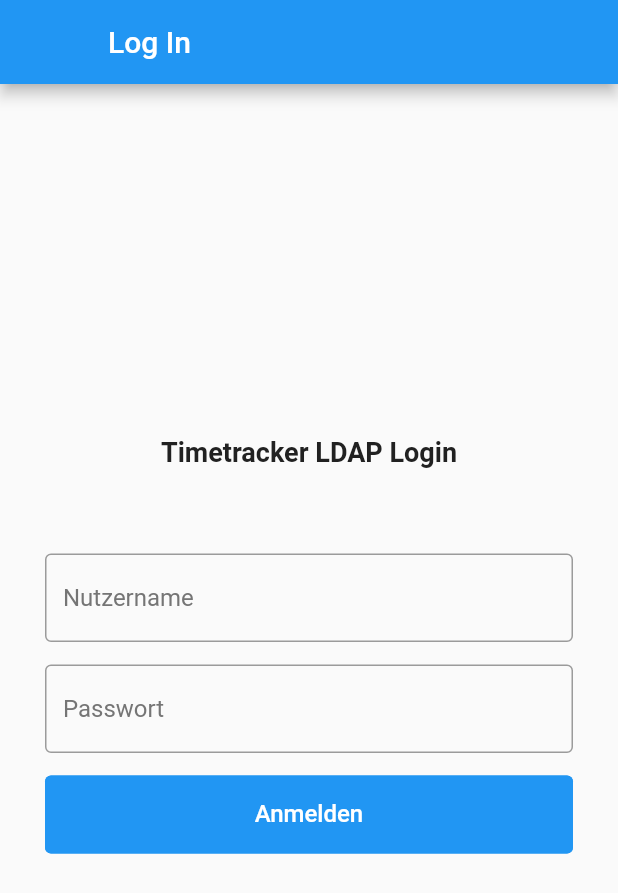
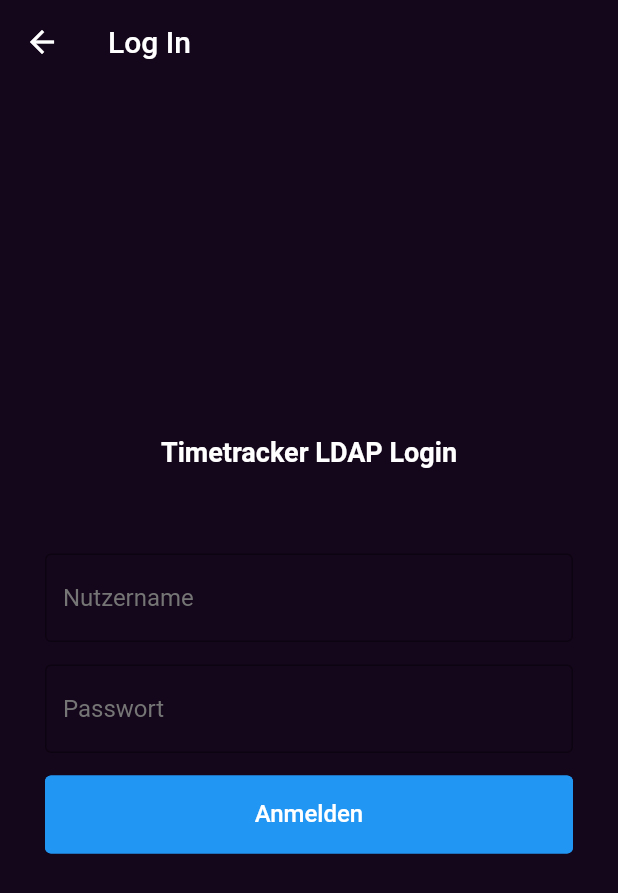
Before and after one commit to mfrischbutter/timetracker-app, a Flutter app: the LogInScreen screen opened by its route, on a phone screen of 412 x 824 dp. Shown: the top 893 px of the screen. Run offline on Flutter 3.47's test engine with Material 2 defaults, Android fonts, the phone set to English and light mode, and no system bars; our stand-ins replace flutter_secure_storage, pull_to_refresh; accounts and stored records are empty.

```diff
--- a/lib/main.dart
+++ b/lib/main.dart
@@ -25,7 +25,6 @@ void main() {
 class Router extends StatelessWidget {
   @override
   Widget build(BuildContext context) {
-
     final authProvider = Provider.of<AuthProvider>(context);
 
     return Consumer<AuthProvider>(
--- a/lib/styles/styles.dart
+++ b/lib/styles/styles.dart
@@ -5,6 +5,7 @@ class Styles {
 
   static TextStyle h1 = defaultStyle.copyWith(
     fontWeight: FontWeight.w700,
+    color: textColor,
     fontSize: 18.0,
     height: 22 / 18,
   );
@@ -20,6 +21,7 @@ class Styles {
   );
 
   static Color backgroundColor = Color(0xff14061b);
+  static Color darkBackgroundColor = Color(0xff110517);
   static Color contrastColor = Colors.white;
   static Color primaryColor = Color(0xfff6102f);
   static Color secondaryColor = Color(0xff840823);
--- a/lib/views/login.dart
+++ b/lib/views/login.dart
@@ -6,15 +6,16 @@ import 'package:timetracker_app/utils/validator.dart';
 import 'package:timetracker_app/widgets/notification_text.dart';
 import 'package:timetracker_app/widgets/styled_flat_button.dart';
 
-
 class LogInScreen extends StatelessWidget {
   @override
   Widget build(BuildContext context) {
     return Scaffold(
       appBar: AppBar(
         title: Text('Log In'),
-        leading: Container(),
+        backgroundColor: Styles.backgroundColor,
+        elevation: 0,
       ),
+      backgroundColor: Styles.backgroundColor,
       body: Center(
         child: Container(
           child: Padding(
@@ -44,7 +45,8 @@ class LogInFormState extends State<LogInForm> {
   Future<void> submit() async {
     final form = _formKey.currentState;
     if (form.validate()) {
-      await Provider.of<AuthProvider>(context, listen: false).login(username, password);
+      await Provider.of<AuthProvider>(context, listen: false)
+          .login(username, password);
     }
   }
 
@@ -63,31 +65,41 @@ class LogInFormState extends State<LogInForm> {
           ),
           SizedBox(height: 10.0),
           Consumer<AuthProvider>(
-            builder: (context, provider, child) => provider.notification ?? NotificationText(''),
+            builder: (context, provider, child) =>
+                provider.notification ?? NotificationText(''),
           ),
           SizedBox(height: 30.0),
           TextFormField(
-            autofillHints: [AutofillHints.username, AutofillHints.email],
+              autofillHints: [
+                AutofillHints.username,
+                AutofillHints.email,
+              ],
               decoration: Styles.input.copyWith(
                 hintText: 'Nutzername',
               ),
               validator: (value) {
                 username = value.trim();
-              return Validate.requiredField(value, 'Nutername ist erforderlich.');
-            }
-          ),
+                return Validate.requiredField(
+                  value,
+                  'Nutername ist erforderlich.',
+                );
+              }),
           SizedBox(height: 15.0),
           TextFormField(
               obscureText: true,
-            autofillHints: [AutofillHints.password],
+              autofillHints: [
+                AutofillHints.password,
+              ],
               decoration: Styles.input.copyWith(
                 hintText: 'Passwort',
               ),
               validator: (value) {
                 password = value.trim();
-              return Validate.requiredField(value, 'Passwort ist erforderlich.');
-            }
-          ),
+                return Validate.requiredField(
+                  value,
+                  'Passwort ist erforderlich.',
+                );
+              }),
           SizedBox(height: 15.0),
           StyledFlatButton(
             'Anmelden',
```
Also changed, not shown: lib/provider/auth.dart (+16 -1 lines), lib/services/api.dart (+5 -15 lines), lib/views/dashboard.dart (+21 -5 lines), lib/views/detail_tracker.dart (added, +17 -0 lines), lib/views/loading.dart (+7 -3 lines), lib/views/tracker.dart (+8 -5 lines), lib/widgets/tracker_card.dart (+3 -10 lines), lib/assets/logo.png (deleted). Lines whose indentation alone changed are shown as unchanged.
